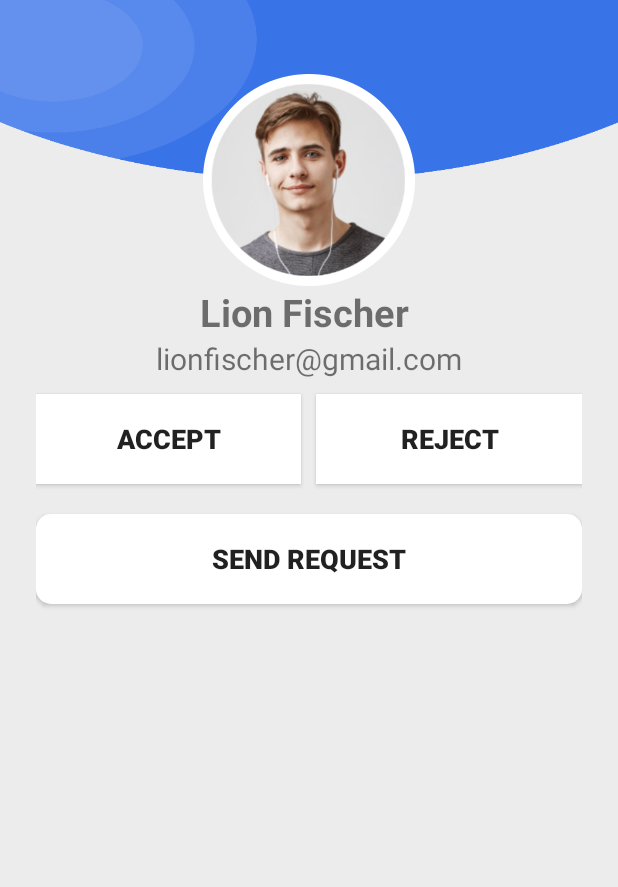
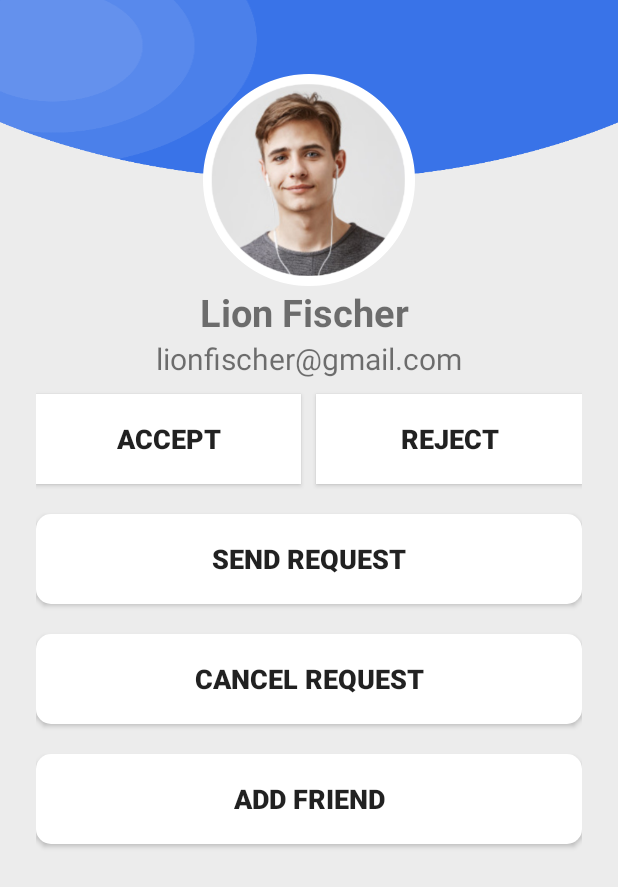
Before and after one commit to wryd-live/wryd, an Android app: the layout activity_profile_view.xml on its own in the app's theme, with its tools: preview values and no code run, on a phone screen of 412 x 824 dp. Shown: the top 887 px of the screen. Run offline under Robolectric (Android 15) with nearby library versions, the phone set to English and light mode, and no system bars.

Commit message:
Changed Profile View Activity

```diff
--- a/app/src/main/java/com/wrydhub/wryd/wrydapp/ui/notification.java
+++ b/app/src/main/java/com/wrydhub/wryd/wrydapp/ui/notification.java
@@ -201,8 +201,11 @@ public class notification extends Fragment {
 //                i.putExtra("country",country[position]);
 //                i.putExtra("imageid",imageId[position]);
 //                startActivity(i);
+
+                int personId = userArrayList.get(position).personId;
+
                 Intent myIntent = new Intent(getActivity(), ProfileView.class);
-//                myIntent.putExtra("key", value); //Optional parameters
+                myIntent.putExtra("personid", personId); //Optional parameters
                 getActivity().startActivity(myIntent);
 
                 Log.d(TAG, "onItemClick: Notification Item Clicked");
--- a/app/src/main/res/layout/activity_profile_view.xml
+++ b/app/src/main/res/layout/activity_profile_view.xml
@@ -72,13 +72,13 @@
                     app:layout_constraintTop_toBottomOf="@+id/textView15">
 
                     <LinearLayout
-                        android:id="@+id/acc_rej"
+                        android:id="@+id/acc_rej_group_btn"
                         android:layout_width="match_parent"
                         android:layout_height="match_parent"
                         android:orientation="horizontal">
 
                         <Button
-                            android:id="@+id/button"
+                            android:id="@+id/accept_request_button"
                             android:layout_width="wrap_content"
                             android:layout_height="60dp"
                             android:layout_marginTop="10dp"
@@ -90,7 +90,7 @@
                             android:textStyle="bold" />
 
                         <Button
-                            android:id="@+id/button6"
+                            android:id="@+id/reject_request_button"
                             android:layout_width="wrap_content"
                             android:layout_height="60dp"
                             android:layout_marginLeft="10dp"
@@ -104,7 +104,7 @@
                     </LinearLayout>
 
                     <Button
-                        android:id="@+id/button9"
+                        android:id="@+id/send_request_button"
                         android:layout_width="match_parent"
                         android:layout_height="60dp"
                         android:layout_marginTop="10dp"
@@ -118,6 +118,37 @@
                         android:textSize="18sp"
                         android:textStyle="bold" />
 
+
+                    <Button
+                        android:id="@+id/cance_request_button"
+                        android:layout_width="match_parent"
+                        android:layout_height="60dp"
+                        android:layout_marginTop="10dp"
+                        android:layout_marginBottom="10dp"
+                        android:background="@drawable/background_btn"
+                        android:drawablePadding="20dp"
+                        android:elevation="3dp"
+                        android:paddingStart="0dp"
+                        android:text="Cancel Request"
+                        android:textAlignment="center"
+                        android:textSize="18sp"
+                        android:textStyle="bold" />
+
+                    <Button
+                        android:id="@+id/add_friend_button"
+                        android:layout_width="match_parent"
+                        android:layout_height="60dp"
+                        android:layout_marginTop="10dp"
+                        android:layout_marginBottom="10dp"
+                        android:background="@drawable/background_btn"
+                        android:drawablePadding="20dp"
+                        android:elevation="3dp"
+                        android:paddingStart="0dp"
+                        android:text="Add Friend"
+                        android:textAlignment="center"
+                        android:textSize="18sp"
+                        android:textStyle="bold" />
+
                 </LinearLayout>
             </androidx.constraintlayout.widget.ConstraintLayout>
         </LinearLayout>
--- a/app/src/main/res/layout/viewprofile.xml
+++ b/app/src/main/res/layout/viewprofile.xml
@@ -72,7 +72,7 @@
                     app:layout_constraintTop_toBottomOf="@+id/textView15">
 
                     <LinearLayout
-                        android:id="@+id/acc_rej"
+                        android:id="@+id/acc_rej_group_btn"
                         android:layout_width="match_parent"
                         android:layout_height="match_parent"
                         android:orientation="horizontal">
@@ -104,7 +104,7 @@
                     </LinearLayout>
 
                     <Button
-                        android:id="@+id/button9"
+                        android:id="@+id/send_request_button"
                         android:layout_width="match_parent"
                         android:layout_height="60dp"
                         android:layout_marginTop="10dp"
```
Also changed, not shown: app/src/main/java/com/wrydhub/wryd/wrydapp/ProfileView.java (+116 -0 lines).
